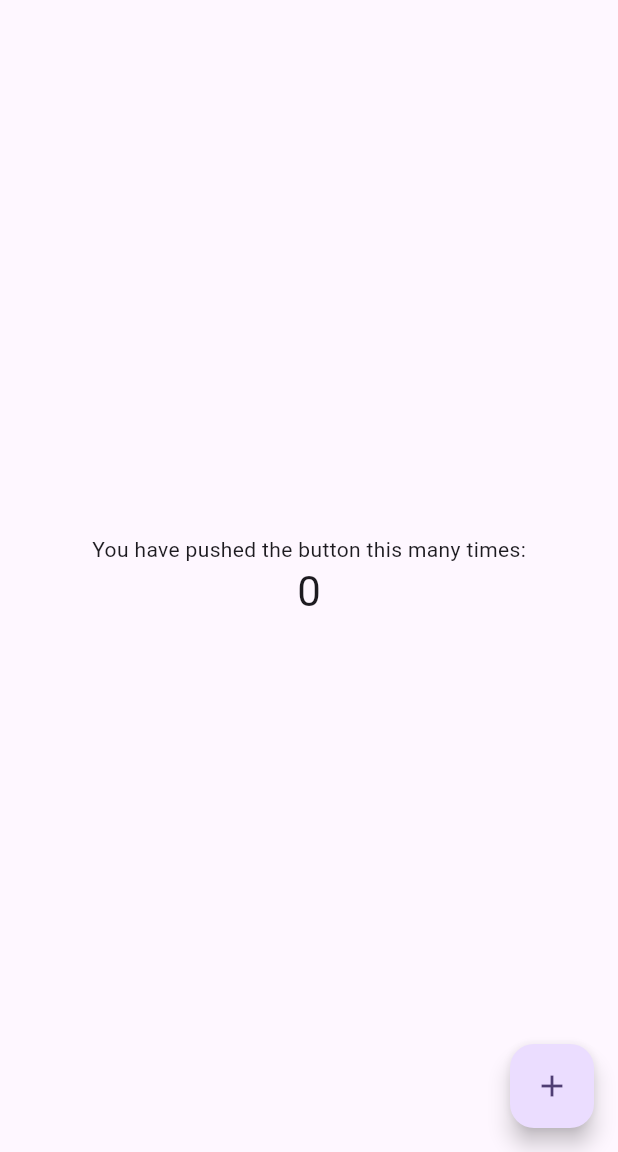
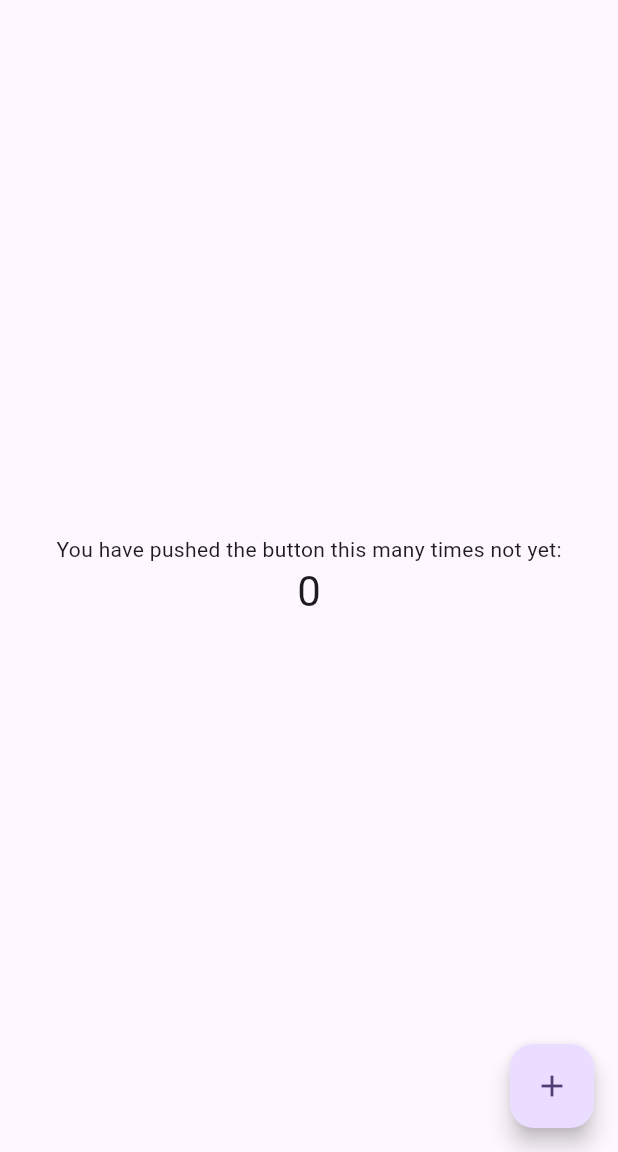
Before and after one commit to guna123884/flutter-app, a Flutter app: the screen it shows after launch, on a phone screen of 412 x 824 dp, the part 84-1236 px from its top. Run offline on Flutter 3.47's test engine with Material 3 defaults, Android fonts, the phone set to English and light mode, and no system bars.

Commit message:
changes are odne

```diff
--- a/lib/main.dart
+++ b/lib/main.dart
@@ -106,7 +106,7 @@ class _MyHomePageState extends State<MyHomePage> {
           mainAxisAlignment: MainAxisAlignment.center,
           children: <Widget>[
             const Text(
-              'You have pushed the button this many times:',
+              'You have pushed the button this many times not yet:',
             ),
             Text(
               '$_counter',
```
